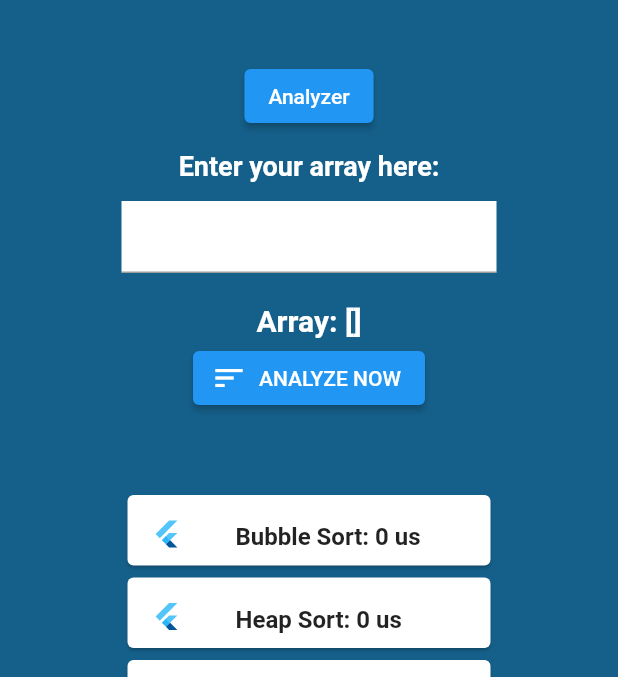
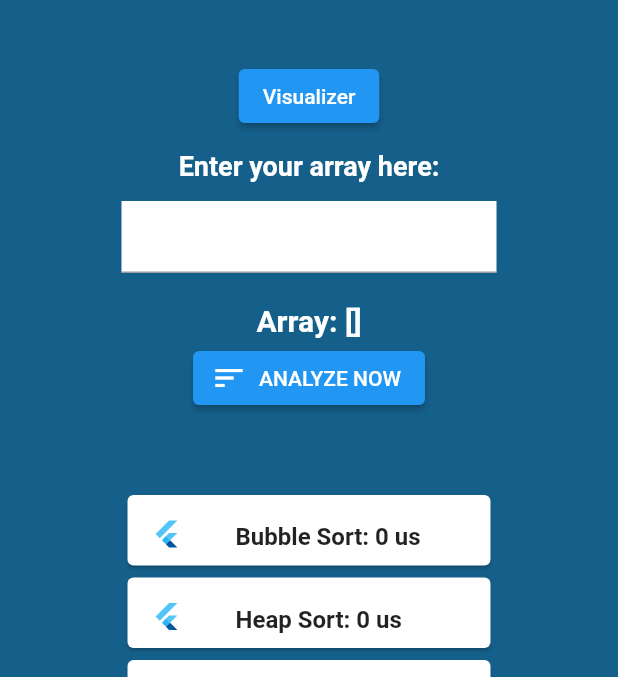
Before and after one commit to C4-BatoolAbuSneneh/flutter-challenge, a Flutter app: the screen it shows after launch, on a phone screen of 412 x 824 dp, the part 114-791 px from its top. Run offline on Flutter 3.47's test engine with Material 2 defaults, Android fonts, the phone set to English and light mode, and no system bars; drawn by our look-alikes of reactive_forms; our stand-ins replace google_fonts; Roboto replaces fonts that are missing (Abel).

Commit message:
create button

```diff
--- a/my_first_app/lib/algorithim.dart
+++ b/my_first_app/lib/algorithim.dart
@@ -220,7 +220,7 @@ class Sorting extends State<Sort> {
                 child: Column(
                   children: <Widget>[
                     ElevatedButton(
-                      child: const Text('Analyzer'),
+                      child: const Text('Visualizer'),
                       // color: Colors.black,
                       onPressed: () {
                         Navigator.push(
--- a/my_first_app/lib/main.dart
+++ b/my_first_app/lib/main.dart
@@ -27,8 +27,6 @@ class MyApp extends StatelessWidget {
               MaterialPageRoute(builder: (context) => Visual()),
             );
           },
-
-
         ),
       ),
     );
```
